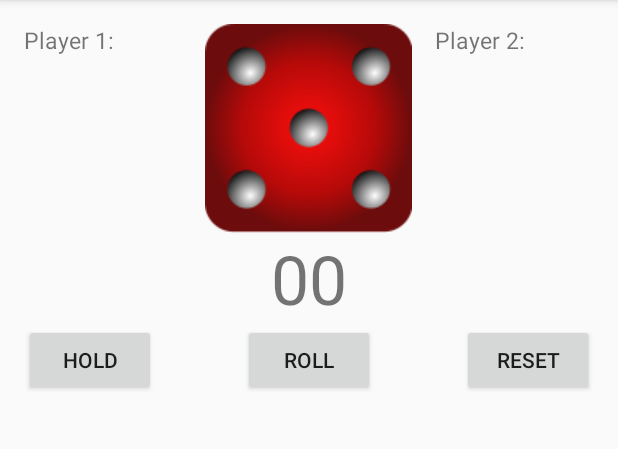
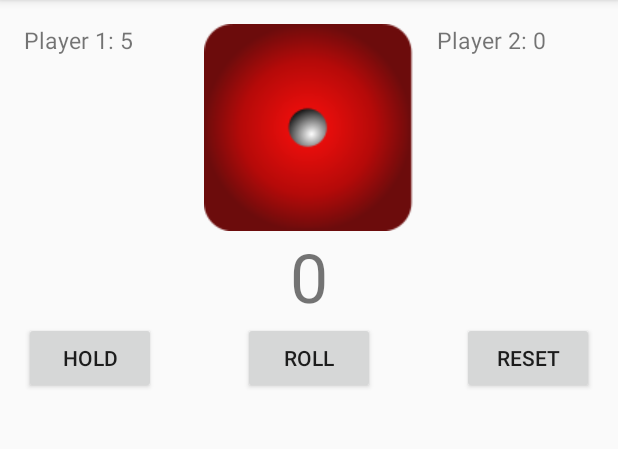
Before and after one commit to jacoblubecki/ScarnesDice, an Android app: the screen it shows after launch (MainActivity), after a tap on "HOLD", on a phone screen of 412 x 824 dp, the part 84-533 px from its top. Run offline under Robolectric (Android 15) with nearby library versions, the phone set to English and light mode, and no system bars; 1 other tap on this screen came first.

Commit message:
Finish Scarnes Dice.

```diff
--- a/app/src/main/AndroidManifest.xml
+++ b/app/src/main/AndroidManifest.xml
@@ -8,6 +8,7 @@
         android:label="@string/app_name"
         android:supportsRtl="true"
         android:theme="@style/AppTheme">
+
         <activity android:name=".MainActivity">
             <intent-filter>
                 <action android:name="android.intent.action.MAIN" />
@@ -15,6 +16,8 @@
                 <category android:name="android.intent.category.LAUNCHER" />
             </intent-filter>
         </activity>
+
+        <activity android:name=".WinnerActivity"/>
     </application>
 
 </manifest>
--- a/app/src/main/java/com/ahn/scarnesdice/MainActivity.java
+++ b/app/src/main/java/com/ahn/scarnesdice/MainActivity.java
@@ -1,22 +1,55 @@
 package com.ahn.scarnesdice;
 
+import android.content.Intent;
 import android.os.Bundle;
 import android.support.v7.app.AppCompatActivity;
 import android.view.View;
-import android.widget.Button;
 import android.widget.ImageView;
 import android.widget.TextView;
 
 public class MainActivity extends AppCompatActivity {
 
-    // UI Elements
-    ImageView diceImage;
+    // region Constants
 
-    TextView playerOneScoreText;
-    TextView playerTwoScoreText;
-    TextView currentScoreText;
+    /**
+     * The number of faces on the die.
+     */
+    private static final int FACES = 6;
 
-    ScarnesDice game;
+    /**
+     * The score that will decide the winning player.
+     */
+    private static final int WINNING_SCORE = 100;
+
+    // endregion
+
+    // region Game Variables
+
+    private int playerOneScore = 0;
+    private int playerTwoScore = 0;
+
+    /**
+     * The accumulated score for the current player's turn.
+     */
+    private int currentScore = 0;
+
+    /**
+     * True if it is the human player's turn. False if the computer is playing its turn.
+     */
+    private boolean isHumanTurn = true;
+
+    // endregion
+
+    // region UI Elements
+
+    private ImageView diceImage;
+    private TextView playerOneScoreText;
+    private TextView playerTwoScoreText;
+    private TextView currentScoreText;
+
+    // endregion
+
+    // region Life Cycle
 
     @Override
     protected void onCreate(Bundle savedInstanceState) {
@@ -27,34 +60,144 @@ public class MainActivity extends AppCompatActivity {
         playerOneScoreText = (TextView) findViewById(R.id.player_1_score);
         playerTwoScoreText = (TextView) findViewById(R.id.player_2_score);
         currentScoreText = (TextView) findViewById(R.id.current_score);
-
-        game = new ScarnesDice();
     }
 
+    // endregion
+
+    // region Button Clicks
+
+    /**
+     * Rolls the die. Any number except one is added to the currentScore variable. If a one is
+     * rolled, current score becomes zero and the player's turn ends.
+     *
+     * @param view the view that was pressed.
+     */
     public void roll(View view) {
-        int rolledNumber = game.roll();
+        int rolledNumber = (int) (Math.random() * FACES) + 1;
 
         switch (rolledNumber) {
-            case 1: diceImage.setImageResource(R.drawable.dice1);
+            case 1:
+                diceImage.setImageResource(R.drawable.dice1);
                 break;
-            case 2: diceImage.setImageResource(R.drawable.dice2);
+            case 2:
+                diceImage.setImageResource(R.drawable.dice2);
                 break;
-            case 3: diceImage.setImageResource(R.drawable.dice3);
+            case 3:
+                diceImage.setImageResource(R.drawable.dice3);
                 break;
-            case 4: diceImage.setImageResource(R.drawable.dice4);
+            case 4:
+                diceImage.setImageResource(R.drawable.dice4);
                 break;
-            case 5: diceImage.setImageResource(R.drawable.dice5);
+            case 5:
+                diceImage.setImageResource(R.drawable.dice5);
                 break;
-            case 6: diceImage.setImageResource(R.drawable.dice6);
+            case 6:
+                diceImage.setImageResource(R.drawable.dice6);
                 break;
         }
+
+        if(rolledNumber == 1) {
+            currentScore = 0;
+            isHumanTurn = !isHumanTurn;
+
+            if(!isHumanTurn) {
+                runComputerPlayer();
+            }
+        } else {
+            currentScore += rolledNumber;
+        }
+
+        updateUI();
     }
 
+    /**
+     * Adds currentScore to the current player's score. The player's turn then ends.
+     *
+     * @param view the view that was clicked.
+     */
     public void hold(View view) {
+        if(isHumanTurn) {
+            playerOneScore += currentScore;
+        } else {
+            playerTwoScore += currentScore;
+        }
 
+        isHumanTurn = !isHumanTurn;
+        currentScore = 0;
+
+        boolean playerOneWinner = playerOneScore >= WINNING_SCORE;
+        boolean playerTwoWinner = playerTwoScore >= WINNING_SCORE;
+
+        if(playerOneWinner || playerTwoWinner) {
+            if (playerOneWinner) {
+                showWinner("Player 1");
+                reset(null);
+            } else if (playerTwoWinner) {
+                showWinner("Player 2");
+                reset(null);
+            }
+        } else {
+            if(!isHumanTurn) {
+                runComputerPlayer();
+            }
+        }
+
+        updateUI();
     }
 
+    /**
+     * Resets the current game.
+     *
+     * @param view the view that was clicked.
+     */
     public void reset(View view) {
+        currentScore = 0;
+        playerOneScore = 0;
+        playerTwoScore = 0;
 
+        updateUI();
     }
+
+    // endregion
+
+    // region Helper
+
+    /**
+     * Make the UI display updated information.
+     */
+    private void updateUI() {
+        playerOneScoreText.setText("Player 1: " + playerOneScore);
+        playerTwoScoreText.setText("Player 2: " + playerTwoScore);
+        currentScoreText.setText(String.valueOf(currentScore));
+    }
+
+    /**
+     * Let the computer take its turn.
+     */
+    private void runComputerPlayer() {
+        int numberOfRolls = (int) (Math.random() * 5) + 1; // 1 to 5 inclusive
+
+        while(!isHumanTurn && numberOfRolls >= 0) {
+            roll(null); // only changes turn if a 1 is rolled
+
+            numberOfRolls--;
+        }
+
+        if(!isHumanTurn) {
+            hold(null); // always changes turn
+        }
+
+        updateUI();
+    }
+
+    /**
+     * Show the winner!
+     */
+    private void showWinner(String winner) {
+        Intent newIntent = new Intent(getApplicationContext(), WinnerActivity.class);
+        newIntent.putExtra("WINNER", winner);
+        startActivity(newIntent);
+    }
+
+    // endregion
 }
--- a/app/src/main/java/com/ahn/scarnesdice/ScarnesDice.java
+++ /dev/null
@@ -1,36 +0,0 @@
-package com.ahn.scarnesdice;
-
-/**
- * Created by Jacob on 9/26/16.
- */
-
-public class ScarnesDice {
-
-    final int PLAYER_ONE = 1;
-    final int PLAYER_2 = 2;
-
-    final int FACES = 6;
-
-    final int WINNING_SCORE = 100;
-
-    // Scores
-
-    int playerOneScore = 0;
-    int playerTwoScore = 0;
-
-    int currentScore = 0;
-
-
-    // Who's turn?
-
-    boolean isPlayerTurn = true;
-
-
-    // Methods
-
-    int roll() {
-        int rolledNumber = (int) (Math.random() * FACES) + 1;
-
-        return rolledNumber;
-    }
-}
--- a/app/src/main/res/layout/activity_main.xml
+++ b/app/src/main/res/layout/activity_main.xml
@@ -20,7 +20,7 @@
         android:layout_alignBottom="@+id/player_1_score"
         android:layout_alignParentTop="true"
         android:layout_marginLeft="15dp"
-        android:layout_toEndOf="@id/dice_image"
+        android:layout_toEndOf="@+id/dice_image"
         android:text="Player 2: "
         android:textSize="15sp" />
 
```
Also changed, not shown: app/src/main/java/com/ahn/scarnesdice/WinnerActivity.java (added, +29 -0 lines), app/src/main/res/layout/activity_winner.xml (added, +14 -0 lines).
